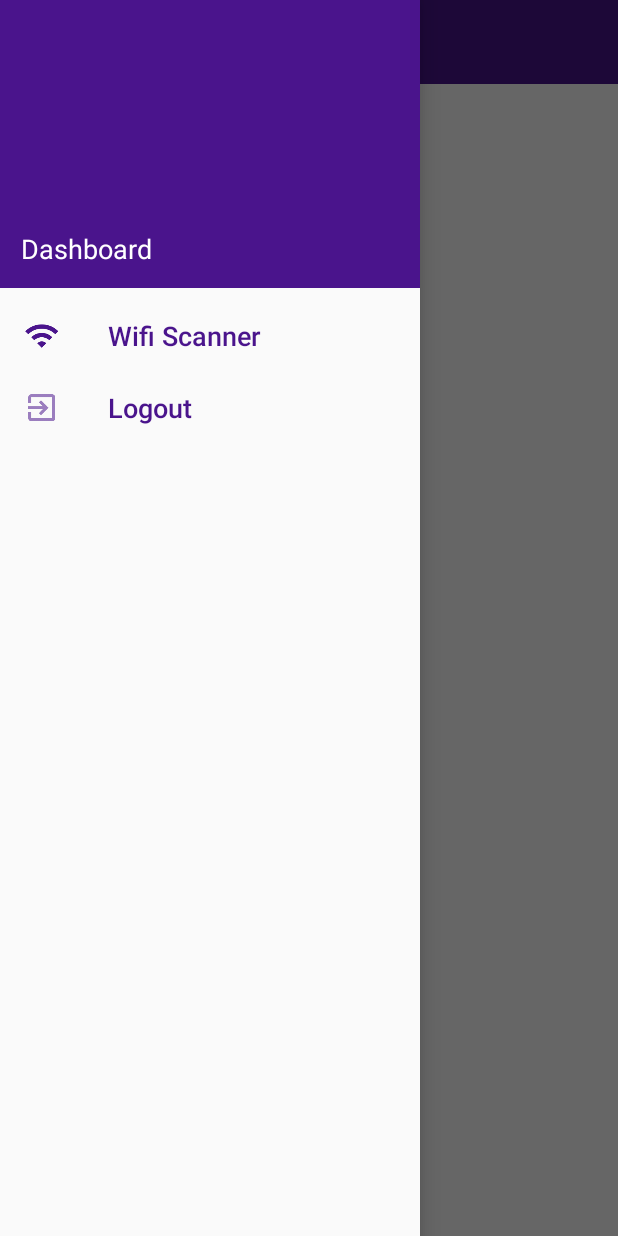
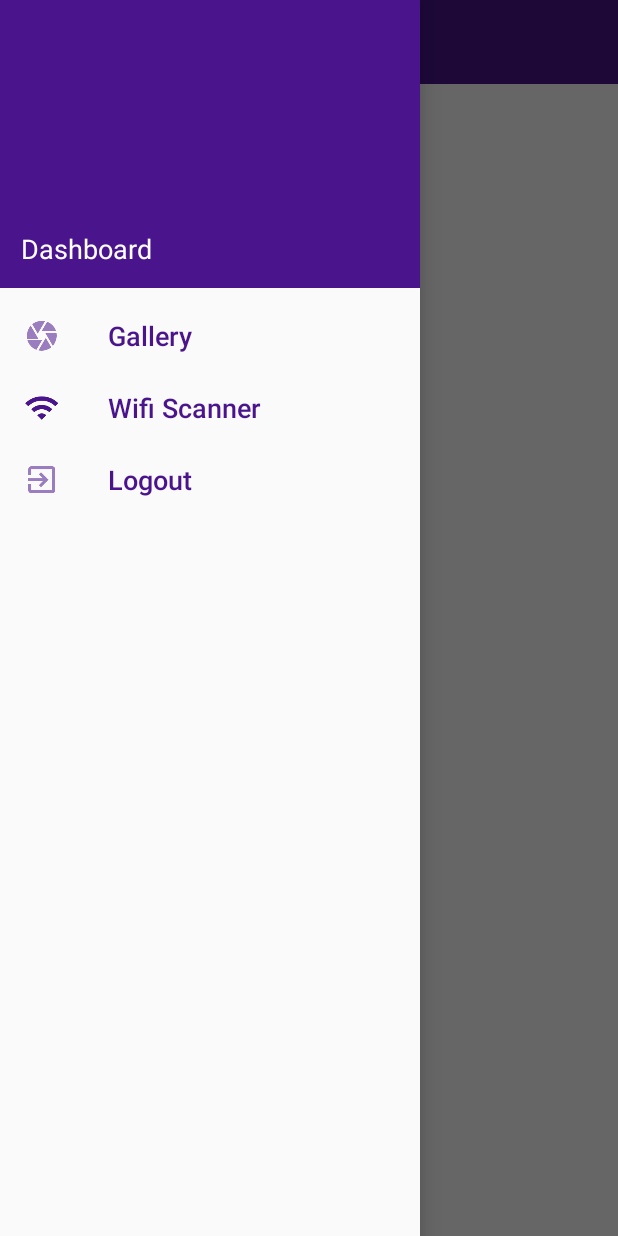
Before and after one commit to cymon1997/SimpleGallery, an Android app: the fragment WifiFragment placed in its activity, with the side drawer open, on a phone screen of 412 x 824 dp. Run offline under Robolectric (Android 15) with nearby library versions, the light colour scheme and no system bars; our stand-ins replace Firebase (no records; nobody signed in at launch, a user with empty details on screens opened directly), Picasso; pictures from the network do not load; 1 statement that could not run was skipped.

Commit message:
added more string

```diff
--- a/app/src/main/java/id/ac/ui/cs/mobileprogramming/ajiimawanomi/simplegallery/MainActivity.java
+++ b/app/src/main/java/id/ac/ui/cs/mobileprogramming/ajiimawanomi/simplegallery/MainActivity.java
@@ -94,6 +94,10 @@ public class MainActivity extends AppCompatActivity {
             @Override
             public boolean onNavigationItemSelected(@NonNull MenuItem item) {
                 switch (item.getItemId()) {
+                    case R.id.drawer_gallery:
+                        setFragment(galleryFragment);
+                        state = 0;
+                        break;
                     case R.id.drawer_wifi:
                         setFragment(wifiFragment);
                         state = 1;
@@ -140,10 +144,8 @@ public class MainActivity extends AppCompatActivity {
         }
         if (savedInstanceState == null) {
             state = 0;
-//            Toast.makeText(getApplicationContext(), "STATE : NULL", Toast.LENGTH_SHORT).show();
         } else {
             state = savedInstanceState.getInt(CURRENT_STATE, -1);
-//            Toast.makeText(getApplicationContext(), "STATE : " + state, Toast.LENGTH_SHORT).show();
         }
         switch (state) {
             case 1:
--- a/app/src/main/java/id/ac/ui/cs/mobileprogramming/ajiimawanomi/simplegallery/adapter/WifiAdapter.java
+++ b/app/src/main/java/id/ac/ui/cs/mobileprogramming/ajiimawanomi/simplegallery/adapter/WifiAdapter.java
@@ -45,13 +45,13 @@ public class WifiAdapter extends BaseAdapter {
             case 0:
             case 1:
             case 2:
-                signal = "Weak";
+                signal = parent.getContext().getResources().getString(R.string.wifi_signal_weak);
                 logo = parent.getContext().getResources().getDrawable(R.drawable.ic_action_wifi_off);
                 break;
             case 3:
             case 4:
             default:
-                signal = "Fair";
+                signal = parent.getContext().getResources().getString(R.string.wifi_signal_good);
                 logo = parent.getContext().getResources().getDrawable(R.drawable.ic_action_wifi);
                 break;
         }
--- a/app/src/main/res/layout/layout_wifi_item.xml
+++ b/app/src/main/res/layout/layout_wifi_item.xml
@@ -21,6 +21,7 @@
         android:layout_marginStart="@dimen/md_padding"
         android:background="@color/colorPrimary"
         android:text="@string/load_data"
+        android:maxLines="1"
         android:textSize="@dimen/md_font"
         android:textStyle="bold"/>
 
--- a/app/src/main/res/menu/menu_drawer.xml
+++ b/app/src/main/res/menu/menu_drawer.xml
@@ -1,6 +1,10 @@
 <?xml version="1.0" encoding="utf-8"?>
 <menu xmlns:android="http://schemas.android.com/apk/res/android" >
     <group android:checkableBehavior="single">
+        <item
+            android:id="@+id/drawer_gallery"
+            android:icon="@drawable/ic_action_gallery"
+            android:title="@string/drawer_gallery" />
         <item
             android:id="@+id/drawer_wifi"
             android:icon="@drawable/ic_action_wifi"
--- a/app/src/main/res/values/strings.xml
+++ b/app/src/main/res/values/strings.xml
@@ -14,8 +14,12 @@
     <string name="auth_logout">Logout</string>
 
     <string name="drawer_title">Dashboard</string>
+    <string name="drawer_gallery">Gallery</string>
     <string name="drawer_wifi">Wifi Scanner</string>
     <string name="drawer_logout">Logout</string>
+
+    <string name="wifi_signal_good">Fair</string>
+    <string name="wifi_signal_weak">Weak</string>
 
     <string name="prompt_field_empty">Please fill with valid data!</string>
 
```
Also changed, not shown: 1 other file.
